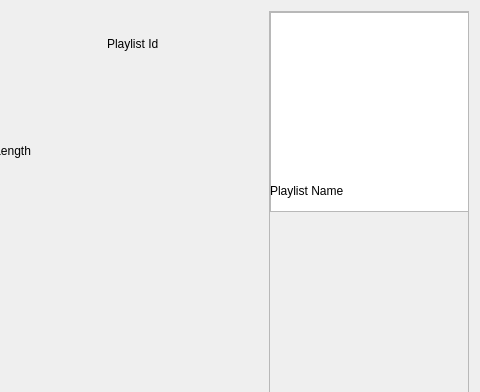
Before: the Qt Designer form src/content/contentPlaylist.ui in Nmstr/Auralium, drawn with Qt 5; both pictures show x 220 to 700 and y 0 to 392 of the 700 by 700 pixel window.
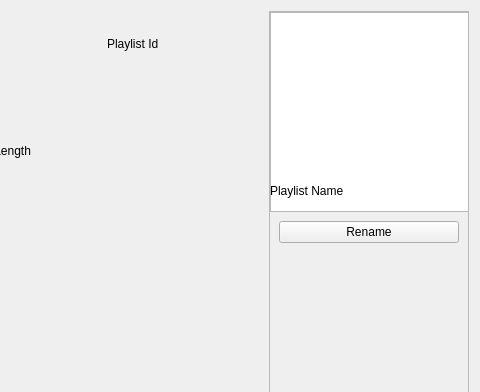
After: the same form once the commit is applied. Icons and pictures are not drawn.

Commit message: playlists can now be renamed

```diff
--- a/src/content/contentPlaylist.ui
+++ b/src/content/contentPlaylist.ui
@@ -227,6 +227,13 @@
          <enum>QFrame::Raised</enum>
         </property>
         <layout class="QVBoxLayout" name="verticalLayout_3">
+         <item>
+          <widget class="QPushButton" name="renameBtn">
+           <property name="text">
+            <string>Rename</string>
+           </property>
+          </widget>
+         </item>
          <item>
           <spacer name="verticalSpacer">
            <property name="orientation">
```
The commit also changes 5 other files.
